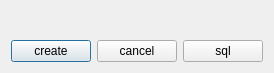
The window that dialog_create.ui (cetium/brigantine) describes before a commit, drawn with Qt 5.
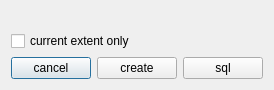
The same window after the commit. Icons and pictures are not drawn.

Commit message: paste current extent

What changed in the file:
```diff
--- a/dialog_create.ui
+++ b/dialog_create.ui
@@ -7,7 +7,7 @@
     <x>0</x>
     <y>0</y>
     <width>259</width>
-    <height>73</height>
+    <height>89</height>
    </rect>
   </property>
   <property name="windowTitle">
@@ -17,11 +17,11 @@
    <iconset resource="resource.qrc">
     <normaloff>:/res/wheel.png</normaloff>:/res/wheel.png</iconset>
   </property>
-  <layout class="QHBoxLayout" name="horizontalLayout_3">
+  <layout class="QHBoxLayout" name="horizontalLayout">
    <item>
-    <layout class="QVBoxLayout" name="verticalLayout">
+    <layout class="QVBoxLayout" name="verticalLayout_2">
      <item>
-      <layout class="QHBoxLayout" name="horizontalLayout">
+      <layout class="QVBoxLayout" name="verticalLayout">
        <item>
         <widget class="QLabel" name="label">
          <property name="text">
@@ -32,17 +32,17 @@
          </property>
         </widget>
        </item>
+       <item>
+        <widget class="QCheckBox" name="view_checkbox">
+         <property name="text">
+          <string>current extent only</string>
+         </property>
+        </widget>
+       </item>
       </layout>
      </item>
      <item>
       <layout class="QHBoxLayout" name="horizontalLayout_2">
-       <item>
-        <widget class="QPushButton" name="create_button">
-         <property name="text">
-          <string>create</string>
-         </property>
-        </widget>
-       </item>
        <item>
         <widget class="QPushButton" name="cancel_button">
          <property name="text">
@@ -50,6 +50,13 @@
          </property>
         </widget>
        </item>
+       <item>
+        <widget class="QPushButton" name="create_button">
+         <property name="text">
+          <string>create</string>
+         </property>
+        </widget>
+       </item>
        <item>
         <widget class="QPushButton" name="sql_button">
          <property name="text">
```
Left out of the diff: 1 changed line with no effect on the pictures. The commit also changes 21 other files.
